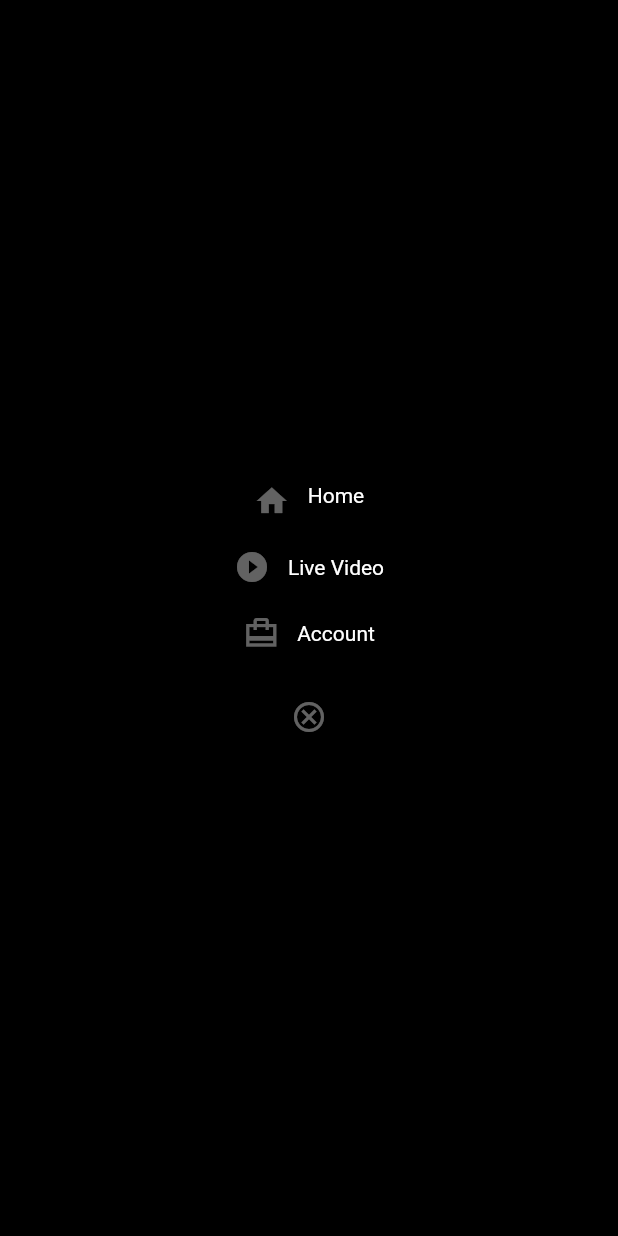
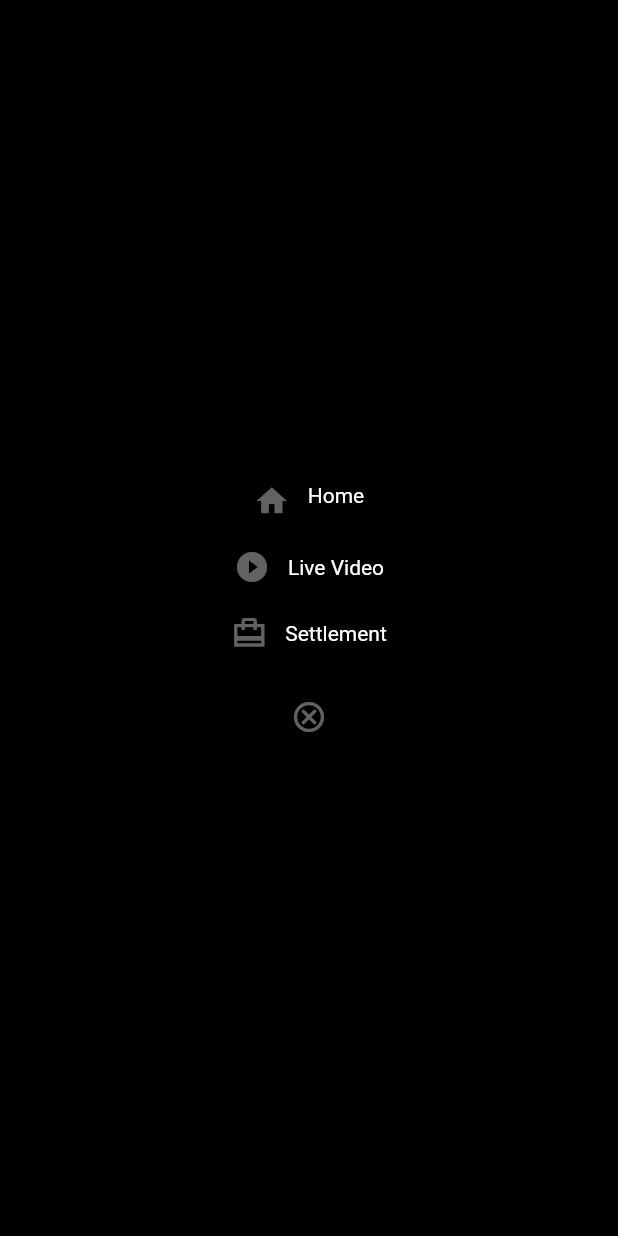
Before and after one commit to lyon-zas/streamer, a Flutter app: the HomePage screen opened by its route, after a tap on the "menu" icon, on a phone screen of 412 x 824 dp. Run offline on Flutter 3.47's test engine with Material 2 defaults, Android fonts, the phone set to English and light mode, and no system bars; our stand-ins replace cloud_firestore, dotted_border, file_picker, firebase_auth, firebase_core, firebase_storage and 2 more; missing offline and left inert: agora_rtc_engine; accounts and stored records are empty; network calls fail.

Commit message:
modified some parts of mobile UI

```diff
--- a/lib/screens/home_page.dart
+++ b/lib/screens/home_page.dart
@@ -1,10 +1,17 @@
+import 'dart:async';
+
+import 'package:cloud_firestore/cloud_firestore.dart';
 import 'package:flutter/foundation.dart';
 import 'package:flutter/material.dart';
+import 'package:streamer/screens/mobile/drawer.dart';
+import 'package:streamer/widgets/video_grid_item.dart';
 
-import 'package:streamer/screens/mobile/drawer.dart';
-import 'package:streamer/screens/web_homepage/web_homepage.dart';
-
-import 'feedScreen.dart';
+import '../model/Livestream_model.dart';
+import '../resources/firebase_methods.dart';
+import '../utils/colors.dart';
+import '../utils/video_categories.dart';
+import '../widgets/home_screen_text_field.dart';
+import 'broadcast_scren.dart';
 
 class HomePage extends StatefulWidget {
   static const routeName = "/homepage";
@@ -15,35 +22,72 @@ class HomePage extends StatefulWidget {
 }
 
 class _HomePageState extends State<HomePage> {
+  final _fireStore = FirebaseFirestore.instance;
+  final TextEditingController _searchBarEditingController =
+      TextEditingController();
+  int currentSelected = 0;
+  late StreamSubscription videoStream;
+  List<LiveStream> liveStreamList = [];
+
+  streamList() async {
+    videoStream =
+        _fireStore.collection("livestream").snapshots().listen((snapshot) {
+      final snapshotDocs = snapshot.docs;
+
+      liveStreamList = snapshotDocs.map((item) {
+        return LiveStream(
+          title: item["title"],
+          image: item["image"],
+          uid: item["uid"],
+          name: item["name"],
+          viewers: item["viewers"],
+          channelId: item["channelId"],
+          startedAt: item["startedAt"],
+        );
+      }).toList();
+      setState(() {});
+      if (snapshot.docChanges.isNotEmpty) {
+        setState(() {});
+      }
+    });
+  }
+
+  @override
+  void initState() {
+    super.initState();
+    streamList();
+  }
+
+  @override
+  void dispose() {
+    videoStream.pause();
+    super.dispose();
+  }
+
   @override
   Widget build(BuildContext context) {
+    final size = MediaQuery.of(context).size;
     return Scaffold(
-      backgroundColor: Colors.black,
-
-      appBar:
-          // kIsWeb
-          //     ? PreferredSize(
-          //         child: Container(),
-          //         preferredSize: Size.fromHeight(0),
-          //       )
-          // :
-          PreferredSize(
+      backgroundColor: kScaffoldBackgroundColor,
+      appBar: PreferredSize(
         preferredSize: const Size.fromHeight(180.0),
         child: Column(
+          mainAxisAlignment: MainAxisAlignment.spaceBetween,
           children: [
             AppBar(
+              elevation: 0,
               automaticallyImplyLeading: false,
-              title: const Text("Streamer",
+              title: const Text("Video Management",
                   style: TextStyle(
-                      fontSize: 22,
+                      fontSize: 20,
                       color: Colors.white,
                       fontFamily: "Titillium Web")),
-              backgroundColor: Colors.black,
+              backgroundColor: kScaffoldBackgroundColor,
               actions: [
                 IconButton(
                   icon: const Icon(
                     Icons.menu_rounded,
-                    color: Color(0x0FFf3035a),
+                    color: Color(0xFFf3035a),
                   ),
                   onPressed: () => Navigator.push(
                       context,
@@ -53,182 +97,80 @@ class _HomePageState extends State<HomePage> {
                 ),
               ],
             ),
-            Column(children: [
-              ListTile(
-                title: TextField(
-                  cursorColor: Colors.white,
-                  decoration: InputDecoration(
-                    filled: true, //<-- SEE HERE
-                    fillColor: Colors.grey.shade900,
-                    hintText: 'search video...',
-                    suffixIcon: const Icon(Icons.question_mark_rounded,
-                        color: Colors.white),
-
-                    hintStyle: const TextStyle(
-                      color: Colors.white38,
-                      fontSize: 13,
-                    ),
-
-                    border: OutlineInputBorder(
-                        borderRadius: BorderRadius.circular(30)),
-                  ),
-                  style: const TextStyle(
-                    color: Colors.white,
-                  ),
+            Padding(
+                padding: const EdgeInsets.symmetric(horizontal: 23.0),
+                child: homeScreenTextField(
+                    controller: _searchBarEditingController)),
+            const SizedBox(height: 5),
+            SizedBox(
+              width: size.width,
+              height: 50, //kToolbarHeight - 15,
+              child: Padding(
+                padding: const EdgeInsets.symmetric(horizontal: 8.0),
+                child: ListView.builder(
+                  scrollDirection: Axis.horizontal,
+                  itemCount: videoCategories.length,
+                  itemBuilder: (context, index) {
+                    return GestureDetector(
+                      onTap: () {
+                        setState(() {
+                          currentSelected = index;
+                        });
+                      },
+                      child: Padding(
+                        padding: const EdgeInsets.only(left: 15.0),
+                        child: Text(
+                          videoCategories[index],
+                          style: TextStyle(
+                            fontSize: 20,
+                            color: currentSelected == index
+                                ? primaryColor
+                                : Colors.grey[500],
+                          ),
+                        ),
+                      ),
+                    );
+                  },
                 ),
               ),
-            ]),
-            const SizedBox(
-              height: 3,
-            ),
-            Column(
-              children: [
-                SizedBox(
-                  height: kToolbarHeight,
-                  child: Padding(
-                    padding: const EdgeInsets.symmetric(horizontal: 8.0),
-                    child: ListView(
-                      scrollDirection: Axis.horizontal,
-                      children: const [
-                        Text(
-                          "Top",
-                          style: TextStyle(
-                            color: Colors.white60,
-                            fontSize: 20,
-                          ),
-                        ),
-                        SizedBox(width: 15),
-                        Text("Trending",
-                            style: TextStyle(
-                              color: Colors.white60,
-                              fontSize: 20,
-                            )),
-                        SizedBox(width: 15),
-                        Text("Explore",
-                            style: TextStyle(
-                              color: Colors.white60,
-                              fontSize: 20,
-                            )),
-                        SizedBox(width: 15),
-                        Text("Music",
-                            style: TextStyle(
-                              color: Colors.white60,
-                              fontSize: 20,
-                            )),
-                        SizedBox(width: 15),
-                        Text("Gaming",
-                            style: TextStyle(
-                              color: Colors.white60,
-                              fontSize: 20,
-                            )),
-                        SizedBox(width: 15),
-                        Text("Sport",
-                            style: TextStyle(
-                              color: Colors.white60,
-                              fontSize: 20,
-                            )),
-                        SizedBox(width: 15),
-                        Text("Music",
-                            style: TextStyle(
-                              color: Colors.white60,
-                              fontSize: 20,
-                            )),
-                        SizedBox(width: 15),
-                        Text("Gaming",
-                            style: TextStyle(
-                              color: Colors.white60,
-                              fontSize: 20,
-                            )),
-                        SizedBox(width: 15),
-                        Text("Sport",
-                            style: TextStyle(
-                              color: Colors.white60,
-                              fontSize: 20,
-                            )),
-                      ],
-                    ),
-                  ),
-                ),
-              ],
             ),
           ],
         ),
       ),
-      body: FeedScreen(),
-          //  GridView.count(
-          //    crossAxisCount: 4,
-          //    childAspectRatio: 1.0,
-          //    padding: const EdgeInsets.all(4.0),
-          //    mainAxisSpacing: 4.0,
-          //    crossAxisSpacing: 4.0,
-          //    children: <String>[
-          //      'http://www.for-example.org/img/main/forexamplelogo.png',
-          //      'http://www.for-example.org/img/main/forexamplelogo.png',
-          //      'http://www.for-example.org/img/main/forexamplelogo.png',
-          //      'http://www.for-example.org/img/main/forexamplelogo.png',
-          //      'http://www.for-example.org/img/main/forexamplelogo.png',
-          //      'http://www.for-example.org/img/main/forexamplelogo.png',
-          //      'http://www.for-example.org/img/main/forexamplelogo.png',
-          //      'http://www.for-example.org/img/main/forexamplelogo.png',
-          //      'http://www.for-example.org/img/main/forexamplelogo.png',
-          //      'http://www.for-example.org/img/main/forexamplelogo.png',
-          //      'http://www.for-example.org/img/main/forexamplelogo.png',
-          //    ].map((String url) {
-          //      return GridTile(
-          //          child: Image.network(url, fit: BoxFit.cover));
-          //    }).toList()),
-          // kIsWeb
-          //     ? WebhomePage()
-          // :
-          // GridView.builder(
-          //     itemCount: 10,
-          //     // scrollDirection: Axis.vertical,
-          //     gridDelegate: const SliverGridDelegateWithFixedCrossAxisCount(
-          //       crossAxisCount: 2,
-          //       childAspectRatio: 1.0,
-          //       mainAxisSpacing: 4.0,
-          //       crossAxisSpacing: 4.0,
-          //     ),
-          //     itemBuilder: (context, index) {
-          //       return Padding(
-          //         padding: const EdgeInsets.all(4.0),
-          //         child: Stack(
-          //           children: [
-          //             Container(
-          //               decoration: BoxDecoration(
-          //                   color: Colors.grey,
-          //                   borderRadius: BorderRadius.circular(15),
-          //                   image: const DecorationImage(
-          //                       fit: BoxFit.contain,
-          //                       image: AssetImage(
-          //                         "assets/out_1.png",
-          //                       ))),
-          //             ),
-          //             Positioned.fill(
-          //               top: MediaQuery.of(context).size.height / 3.2,
-          //               child: Container(
-          //                 alignment: Alignment.bottomCenter,
-          //                 height: 20,
-          //                 decoration: BoxDecoration(
-          //                     color: Colors.grey.shade900,
-          //                     borderRadius: const BorderRadius.only(
-          //                         bottomLeft: Radius.circular(15),
-          //                         bottomRight: Radius.circular(15))),
-          //                 child: const Padding(
-          //                   padding: EdgeInsets.all(4.0),
-          //                   child: const Text(
-          //                       "With the online text generator you can process your personal Lorem Ipsum enriching it with html elements that define its",
-          //                       textAlign: TextAlign.center,
-          //                       maxLines: 2,
-          //                       style: TextStyle(color: Colors.white)),
-          //                 ),
-          //               ),
-          //             )
-          //           ],
-          //         ),
-          //       );
-          //     }),
-      // ]),
+      //body: FeedScreen(),
+      body: GridView.builder(
+          padding: const EdgeInsets.symmetric(horizontal: 20),
+          itemCount: liveStreamList.length,
+          gridDelegate: const SliverGridDelegateWithFixedCrossAxisCount(
+            crossAxisCount: 2,
+            childAspectRatio: (135 / 160),
+            mainAxisSpacing: 10,
+            crossAxisSpacing: 10,
+          ),
+          itemBuilder: (context, index) {
+            return GestureDetector(
+              onTap: () async {
+                await FirestoreMethods()
+                    .updateViewCount(liveStreamList[index].channelId, true);
+                Navigator.of(context).push(
+                  MaterialPageRoute(
+                    builder: (context) => BroadcastScreen(
+                      isBroadcaster: false,
+                      channelId: liveStreamList[index].channelId,
+                    ),
+                  ),
+                );
+              },
+              child: videoGridItem(
+                screenWidth: size.width,
+                title: liveStreamList[index].title,
+                streamer: liveStreamList[index].name,
+                viewers: liveStreamList[index].viewers,
+                startTime: liveStreamList[index].startedAt,
+                imageUrl: liveStreamList[index].image,
+              ),
+            );
+          }),
     );
   }
 }
--- a/lib/screens/mobile/drawer.dart
+++ b/lib/screens/mobile/drawer.dart
@@ -77,7 +77,7 @@ class _DrawerPageState extends State<DrawerPage> {
                       ),
                       SizedBox(width: 12),
                       Text(
-                        "Account",
+                        "Settlement",
                         style: TextStyle(color: Colors.white),
                       )
                     ],
--- a/lib/utils/colors.dart
+++ b/lib/utils/colors.dart
@@ -1,6 +1,7 @@
 import 'package:flutter/material.dart';
 
-const buttonColor = const Color(0x0FFf3035a);
+const buttonColor = Color(0xFFf3035a);
 const backgroundColor = Colors.black;
 const secondaryBackgroundColor = Color.fromRGBO(239, 239, 241, 1);
-const primaryColor = const Color(0x0FFf3035a);
+const primaryColor = Color(0xFFf3035a);
+const kScaffoldBackgroundColor = Color(0xff141414);
--- /dev/null
+++ b/lib/widgets/home_screen_text_field.dart
@@ -0,0 +1,26 @@
+import 'package:flutter/material.dart';
+
+Widget homeScreenTextField({required TextEditingController controller}) {
+  return TextField(
+    controller: controller,
+    style: TextStyle(color: Colors.grey[500]),
+    decoration: InputDecoration(
+        suffixIcon: const Icon(
+          Icons.check_box,
+          size: 30,
+          color: Colors.white,
+        ),
+        border: OutlineInputBorder(
+          borderSide: const BorderSide(color: Colors.blue, width: 1.0),
+          borderRadius: BorderRadius.circular(30.0),
+        ),
+        enabledBorder: OutlineInputBorder(
+          borderSide: const BorderSide(color: Colors.blue, width: 1.0),
+          borderRadius: BorderRadius.circular(30.0),
+        ),
+        filled: true,
+        hintStyle: TextStyle(color: Colors.grey[500]),
+        hintText: "Type in your text",
+        fillColor: Colors.grey.shade900),
+  );
+}
```
Also changed, not shown: lib/screens/login.dart (+24 -62 lines), lib/utils/video_categories.dart (added, +11 -0 lines), lib/widgets/authentication_text_field.dart (added, +33 -0 lines), lib/widgets/video_grid_item.dart (added, +49 -0 lines), pubspec.lock, 6 other files.
